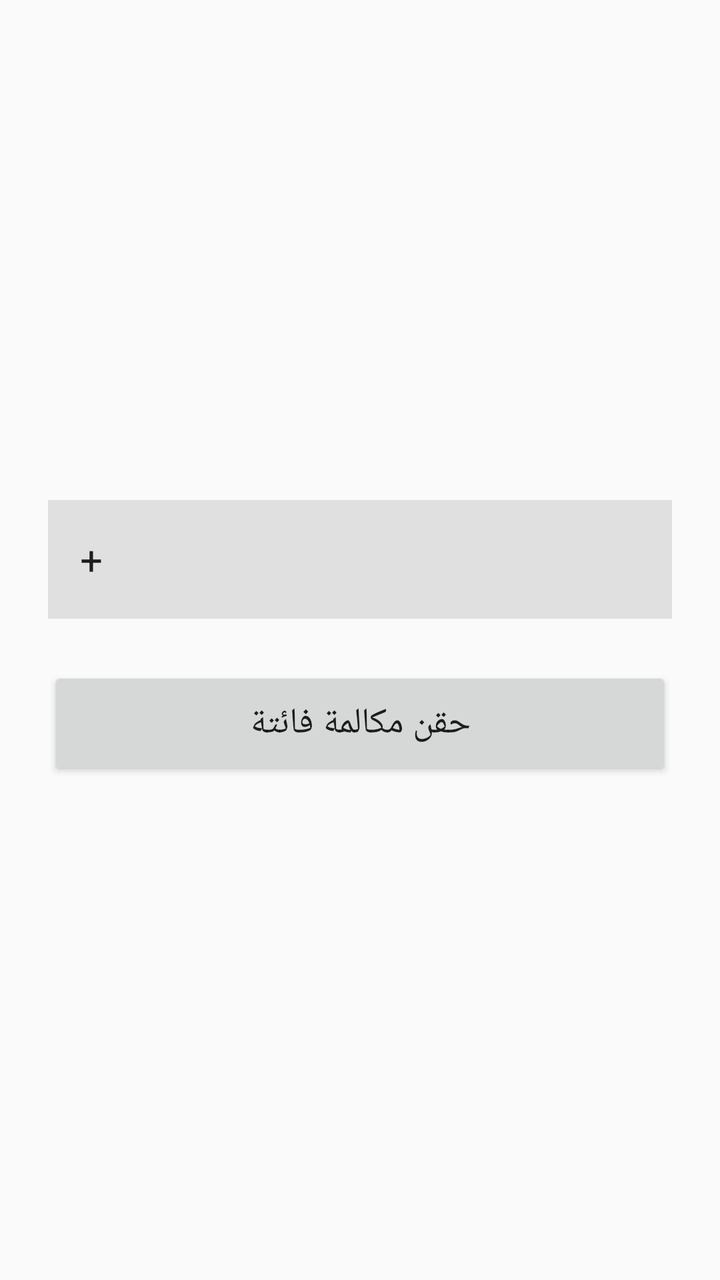
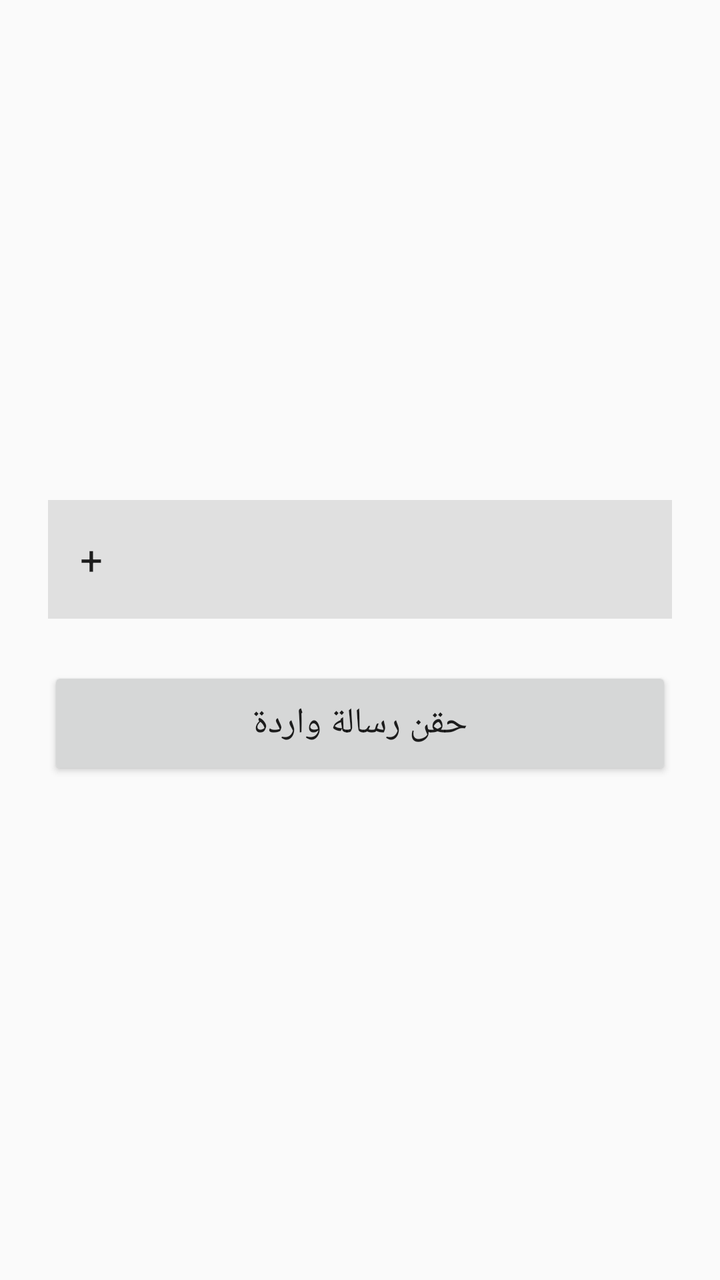

Screens rendered from an Android XML layout before and after an edit, with the pre-edit source and the edit as a unified diff.
<!-- AndroidManifest.xml: application theme Theme.AppCompat.Light.NoActionBar -->
<!-- res/layout/activity_main.xml -->
<?xml version="1.0" encoding="utf-8"?>
<LinearLayout xmlns:android="http://schemas.android.com/apk/res/android"
    android:layout_width="match_parent"
    android:layout_height="match_parent"
    android:orientation="vertical"
    android:padding="24dp"
    android:gravity="center">

    <EditText
        android:id="@+id/etPhoneNumber"
        android:layout_width="match_parent"
        android:layout_height="wrap_content"
        android:hint="أدخل الرقم"
        android:text="+"
        android:inputType="phone"
        android:textSize="20sp"
        android:padding="16dp"
        android:background="#E0E0E0"
        android:layout_marginBottom="24dp"/>

    <Button
        android:id="@+id/btnInjectCall"
        android:layout_width="match_parent"
        android:layout_height="wrap_content"
        android:text="حقن مكالمة فائتة"
        android:textSize="18sp"
        android:padding="16dp" />

</LinearLayout>
<!-- resources referenced by this layout -->
<resources>

</resources>

<!-- the commit's change to res/layout/activity_main.xml (unified diff, before → after) -->
@@ -22,7 +22,7 @@
         android:id="@+id/btnInjectCall"
         android:layout_width="match_parent"
         android:layout_height="wrap_content"
-        android:text="حقن مكالمة فائتة"
+        android:text="حقن رسالة واردة"
         android:textSize="18sp"
         android:padding="16dp" />
 
